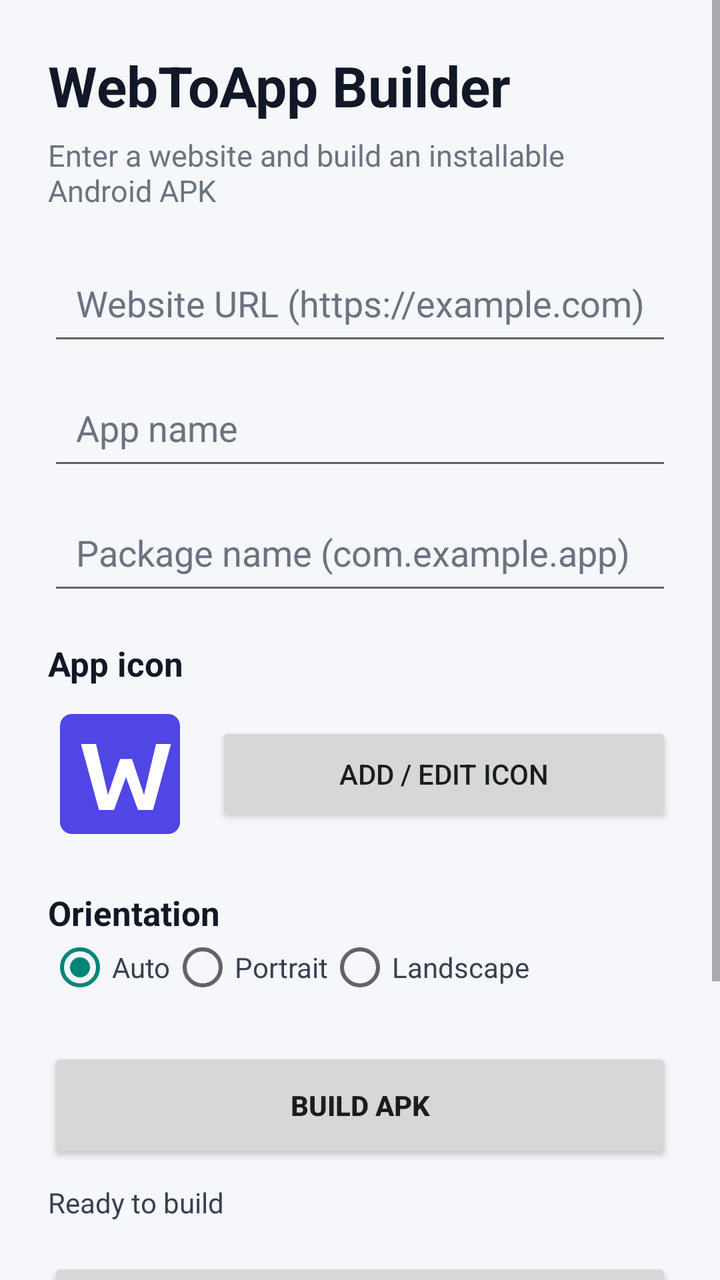
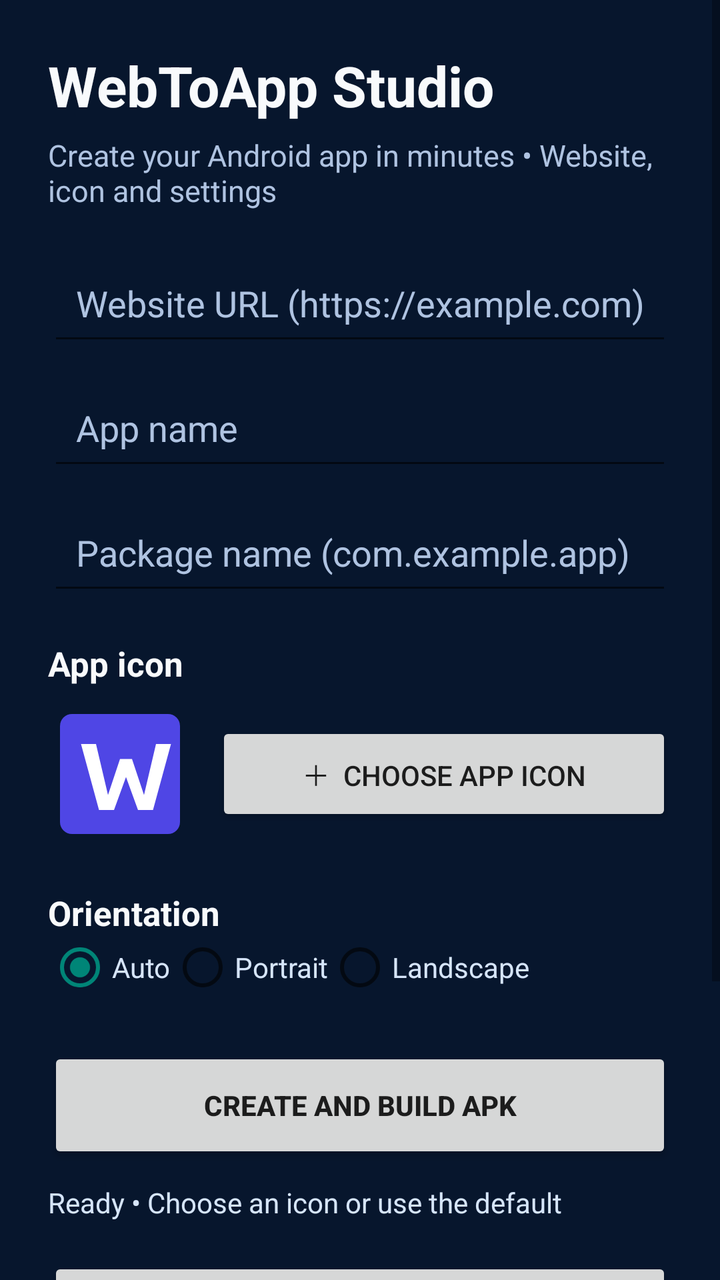

Before-and-after screenshots of an Android layout around one commit, followed by the original layout XML and the change that was made.
<!-- AndroidManifest.xml: application theme Theme.WebToApp -->
<!-- res/layout/activity_main.xml -->
<?xml version="1.0" encoding="utf-8"?>
<ScrollView xmlns:android="http://schemas.android.com/apk/res/android"
 android:layout_width="match_parent" android:layout_height="match_parent" android:fillViewport="true" android:background="#F5F7FB">
 <LinearLayout android:layout_width="match_parent" android:layout_height="wrap_content" android:orientation="vertical" android:padding="24dp">
  <TextView android:layout_width="wrap_content" android:layout_height="wrap_content" android:text="WebToApp Builder" android:textColor="#111827" android:textSize="28sp" android:textStyle="bold"/>
  <TextView android:layout_width="wrap_content" android:layout_height="wrap_content" android:layout_marginTop="6dp" android:layout_marginBottom="20dp" android:text="Enter a website and build an installable Android APK" android:textColor="#6B7280" android:textSize="15sp"/>
  <EditText android:id="@+id/websiteUrl" android:layout_width="match_parent" android:layout_height="wrap_content" android:hint="Website URL (https://example.com)" android:inputType="textUri" android:padding="14dp" android:textColor="#111827" android:textColorHint="#6B7280"/>
  <EditText android:id="@+id/appName" android:layout_width="match_parent" android:layout_height="wrap_content" android:layout_marginTop="10dp" android:hint="App name" android:inputType="textCapWords" android:padding="14dp" android:textColor="#111827" android:textColorHint="#6B7280"/>
  <EditText android:id="@+id/packageName" android:layout_width="match_parent" android:layout_height="wrap_content" android:layout_marginTop="10dp" android:hint="Package name (com.example.app)" android:inputType="textNoSuggestions" android:padding="14dp" android:textColor="#111827" android:textColorHint="#6B7280"/>
  <TextView android:layout_width="wrap_content" android:layout_height="wrap_content" android:layout_marginTop="18dp" android:text="App icon" android:textColor="#111827" android:textSize="17sp" android:textStyle="bold"/>
  <LinearLayout android:layout_width="match_parent" android:layout_height="wrap_content" android:orientation="horizontal" android:gravity="center_vertical" android:layout_marginTop="8dp">
   <ImageView android:id="@+id/iconPreview" android:layout_width="72dp" android:layout_height="72dp" android:src="@drawable/app_icon" android:scaleType="centerCrop" android:contentDescription="App icon preview"/>
   <Button android:id="@+id/iconButton" android:layout_width="0dp" android:layout_height="52dp" android:layout_weight="1" android:layout_marginStart="12dp" android:text="ADD / EDIT ICON"/>
  </LinearLayout>
  <TextView android:layout_width="wrap_content" android:layout_height="wrap_content" android:layout_marginTop="22dp" android:text="Orientation" android:textColor="#111827" android:textSize="17sp" android:textStyle="bold"/>
  <RadioGroup android:id="@+id/orientationGroup" android:layout_width="match_parent" android:layout_height="wrap_content" android:orientation="horizontal">
   <RadioButton android:id="@+id/orientationAuto" android:layout_width="wrap_content" android:layout_height="wrap_content" android:text="Auto" android:textColor="#374151" android:checked="true"/>
   <RadioButton android:id="@+id/orientationPortrait" android:layout_width="wrap_content" android:layout_height="wrap_content" android:text="Portrait" android:textColor="#374151"/>
   <RadioButton android:id="@+id/orientationLandscape" android:layout_width="wrap_content" android:layout_height="wrap_content" android:text="Landscape" android:textColor="#374151"/>
  </RadioGroup>
  <Button android:id="@+id/buildButton" android:layout_width="match_parent" android:layout_height="58dp" android:layout_marginTop="24dp" android:text="BUILD APK" android:textStyle="bold"/>
  <ProgressBar android:id="@+id/progressBar" style="?android:attr/progressBarStyleHorizontal" android:layout_width="match_parent" android:layout_height="wrap_content" android:layout_marginTop="12dp" android:indeterminate="true" android:visibility="gone"/>
  <TextView android:id="@+id/statusText" android:layout_width="match_parent" android:layout_height="wrap_content" android:layout_marginTop="10dp" android:text="Ready to build" android:textColor="#374151" android:textSize="14sp"/>
  <Button android:id="@+id/previewButton" android:layout_width="match_parent" android:layout_height="52dp" android:layout_marginTop="18dp" android:text="PREVIEW WEBSITE"/>
  <Button android:id="@+id/githubButton" android:layout_width="match_parent" android:layout_height="52dp" android:layout_marginTop="8dp" android:text="CONNECT / CHANGE GITHUB TOKEN"/>
  <TextView android:layout_width="match_parent" android:layout_height="wrap_content" android:layout_marginTop="16dp" android:paddingBottom="24dp" android:text="The token is never included in generated APKs. Generated APKs are built by your GitHub Actions workflow." android:textColor="#6B7280" android:textSize="12sp"/>
 </LinearLayout>
</ScrollView>
<!-- resources referenced by this layout -->
<resources>
  <!-- drawable app_icon (drawable) -->
  <vector xmlns:android="http://schemas.android.com/apk/res/android" android:width="48dp" android:height="48dp" android:viewportWidth="48" android:viewportHeight="48"><path android:fillColor="#4F46E5" android:pathData="M8,4h32a4,4 0,0 1,4 4v32a4,4 0,0 1,-4 4H8a4,4 0,0 1,-4 -4V8a4,4 0,0 1,4 -4z"/><path android:fillColor="#FFFFFF" android:pathData="M11,14h5l4,17 4,-12h4l4,12 4,-17h5l-6,22h-5l-4,-11 -4,11h-5z"/></vector>
  <style name="Theme.WebToApp" parent="Theme.AppCompat.DayNight.NoActionBar">
          <item name="android:windowActionModeOverlay">true</item>
          <item name="android:windowNoTitle">true</item>
          <item name="android:colorAccent">#0D47A1</item>
          <item name="android:navigationBarColor">#000000</item>
          <item name="android:statusBarColor">#000000</item>
      </style>
</resources>

<!-- the commit's change to res/layout/activity_main.xml (unified diff, before → after) -->
@@ -1,28 +1,28 @@
 <?xml version="1.0" encoding="utf-8"?>
 <ScrollView xmlns:android="http://schemas.android.com/apk/res/android"
- android:layout_width="match_parent" android:layout_height="match_parent" android:fillViewport="true" android:background="#F5F7FB">
+ android:layout_width="match_parent" android:layout_height="match_parent" android:fillViewport="true" android:background="#07162D">
  <LinearLayout android:layout_width="match_parent" android:layout_height="wrap_content" android:orientation="vertical" android:padding="24dp">
-  <TextView android:layout_width="wrap_content" android:layout_height="wrap_content" android:text="WebToApp Builder" android:textColor="#111827" android:textSize="28sp" android:textStyle="bold"/>
-  <TextView android:layout_width="wrap_content" android:layout_height="wrap_content" android:layout_marginTop="6dp" android:layout_marginBottom="20dp" android:text="Enter a website and build an installable Android APK" android:textColor="#6B7280" android:textSize="15sp"/>
-  <EditText android:id="@+id/websiteUrl" android:layout_width="match_parent" android:layout_height="wrap_content" android:hint="Website URL (https://example.com)" android:inputType="textUri" android:padding="14dp" android:textColor="#111827" android:textColorHint="#6B7280"/>
-  <EditText android:id="@+id/appName" android:layout_width="match_parent" android:layout_height="wrap_content" android:layout_marginTop="10dp" android:hint="App name" android:inputType="textCapWords" android:padding="14dp" android:textColor="#111827" android:textColorHint="#6B7280"/>
-  <EditText android:id="@+id/packageName" android:layout_width="match_parent" android:layout_height="wrap_content" android:layout_marginTop="10dp" android:hint="Package name (com.example.app)" android:inputType="textNoSuggestions" android:padding="14dp" android:textColor="#111827" android:textColorHint="#6B7280"/>
-  <TextView android:layout_width="wrap_content" android:layout_height="wrap_content" android:layout_marginTop="18dp" android:text="App icon" android:textColor="#111827" android:textSize="17sp" android:textStyle="bold"/>
+  <TextView android:layout_width="wrap_content" android:layout_height="wrap_content" android:text="WebToApp Studio" android:textColor="#F8FAFC" android:textSize="28sp" android:textStyle="bold"/>
+  <TextView android:layout_width="wrap_content" android:layout_height="wrap_content" android:layout_marginTop="6dp" android:layout_marginBottom="20dp" android:text="Create your Android app in minutes • Website, icon and settings" android:textColor="#AFC3E1" android:textSize="15sp"/>
+  <EditText android:id="@+id/websiteUrl" android:layout_width="match_parent" android:layout_height="wrap_content" android:hint="Website URL (https://example.com)" android:inputType="textUri" android:padding="14dp" android:textColor="#F8FAFC" android:textColorHint="#AFC3E1"/>
+  <EditText android:id="@+id/appName" android:layout_width="match_parent" android:layout_height="wrap_content" android:layout_marginTop="10dp" android:hint="App name" android:inputType="textCapWords" android:padding="14dp" android:textColor="#F8FAFC" android:textColorHint="#AFC3E1"/>
+  <EditText android:id="@+id/packageName" android:layout_width="match_parent" android:layout_height="wrap_content" android:layout_marginTop="10dp" android:hint="Package name (com.example.app)" android:inputType="textNoSuggestions" android:padding="14dp" android:textColor="#F8FAFC" android:textColorHint="#AFC3E1"/>
+  <TextView android:layout_width="wrap_content" android:layout_height="wrap_content" android:layout_marginTop="18dp" android:text="App icon" android:textColor="#F8FAFC" android:textSize="17sp" android:textStyle="bold"/>
   <LinearLayout android:layout_width="match_parent" android:layout_height="wrap_content" android:orientation="horizontal" android:gravity="center_vertical" android:layout_marginTop="8dp">
    <ImageView android:id="@+id/iconPreview" android:layout_width="72dp" android:layout_height="72dp" android:src="@drawable/app_icon" android:scaleType="centerCrop" android:contentDescription="App icon preview"/>
-   <Button android:id="@+id/iconButton" android:layout_width="0dp" android:layout_height="52dp" android:layout_weight="1" android:layout_marginStart="12dp" android:text="ADD / EDIT ICON"/>
+   <Button android:id="@+id/iconButton" android:layout_width="0dp" android:layout_height="52dp" android:layout_weight="1" android:layout_marginStart="12dp" android:text="＋  CHOOSE APP ICON"/>
   </LinearLayout>
-  <TextView android:layout_width="wrap_content" android:layout_height="wrap_content" android:layout_marginTop="22dp" android:text="Orientation" android:textColor="#111827" android:textSize="17sp" android:textStyle="bold"/>
+  <TextView android:layout_width="wrap_content" android:layout_height="wrap_content" android:layout_marginTop="22dp" android:text="Orientation" android:textColor="#F8FAFC" android:textSize="17sp" android:textStyle="bold"/>
   <RadioGroup android:id="@+id/orientationGroup" android:layout_width="match_parent" android:layout_height="wrap_content" android:orientation="horizontal">
-   <RadioButton android:id="@+id/orientationAuto" android:layout_width="wrap_content" android:layout_height="wrap_content" android:text="Auto" android:textColor="#374151" android:checked="true"/>
-   <RadioButton android:id="@+id/orientationPortrait" android:layout_width="wrap_content" android:layout_height="wrap_content" android:text="Portrait" android:textColor="#374151"/>
-   <RadioButton android:id="@+id/orientationLandscape" android:layout_width="wrap_content" android:layout_height="wrap_content" android:text="Landscape" android:textColor="#374151"/>
+   <RadioButton android:id="@+id/orientationAuto" android:layout_width="wrap_content" android:layout_height="wrap_content" android:text="Auto" android:textColor="#D6E5FA" android:checked="true"/>
+   <RadioButton android:id="@+id/orientationPortrait" android:layout_width="wrap_content" android:layout_height="wrap_content" android:text="Portrait" android:textColor="#D6E5FA"/>
+   <RadioButton android:id="@+id/orientationLandscape" android:layout_width="wrap_content" android:layout_height="wrap_content" android:text="Landscape" android:textColor="#D6E5FA"/>
   </RadioGroup>
-  <Button android:id="@+id/buildButton" android:layout_width="match_parent" android:layout_height="58dp" android:layout_marginTop="24dp" android:text="BUILD APK" android:textStyle="bold"/>
+  <Button android:id="@+id/buildButton" android:layout_width="match_parent" android:layout_height="58dp" android:layout_marginTop="24dp" android:text="CREATE AND BUILD APK" android:textStyle="bold"/>
   <ProgressBar android:id="@+id/progressBar" style="?android:attr/progressBarStyleHorizontal" android:layout_width="match_parent" android:layout_height="wrap_content" android:layout_marginTop="12dp" android:indeterminate="true" android:visibility="gone"/>
-  <TextView android:id="@+id/statusText" android:layout_width="match_parent" android:layout_height="wrap_content" android:layout_marginTop="10dp" android:text="Ready to build" android:textColor="#374151" android:textSize="14sp"/>
+  <TextView android:id="@+id/statusText" android:layout_width="match_parent" android:layout_height="wrap_content" android:layout_marginTop="10dp" android:text="Ready • Choose an icon or use the default" android:textColor="#D6E5FA" android:textSize="14sp"/>
   <Button android:id="@+id/previewButton" android:layout_width="match_parent" android:layout_height="52dp" android:layout_marginTop="18dp" android:text="PREVIEW WEBSITE"/>
   <Button android:id="@+id/githubButton" android:layout_width="match_parent" android:layout_height="52dp" android:layout_marginTop="8dp" android:text="CONNECT / CHANGE GITHUB TOKEN"/>
-  <TextView android:layout_width="match_parent" android:layout_height="wrap_content" android:layout_marginTop="16dp" android:paddingBottom="24dp" android:text="The token is never included in generated APKs. Generated APKs are built by your GitHub Actions workflow." android:textColor="#6B7280" android:textSize="12sp"/>
+  <TextView android:layout_width="match_parent" android:layout_height="wrap_content" android:layout_marginTop="16dp" android:paddingBottom="24dp" android:text="The token is never included in generated APKs. Generated APKs are built by your GitHub Actions workflow." android:textColor="#AFC3E1" android:textSize="12sp"/>
  </LinearLayout>
 </ScrollView>
